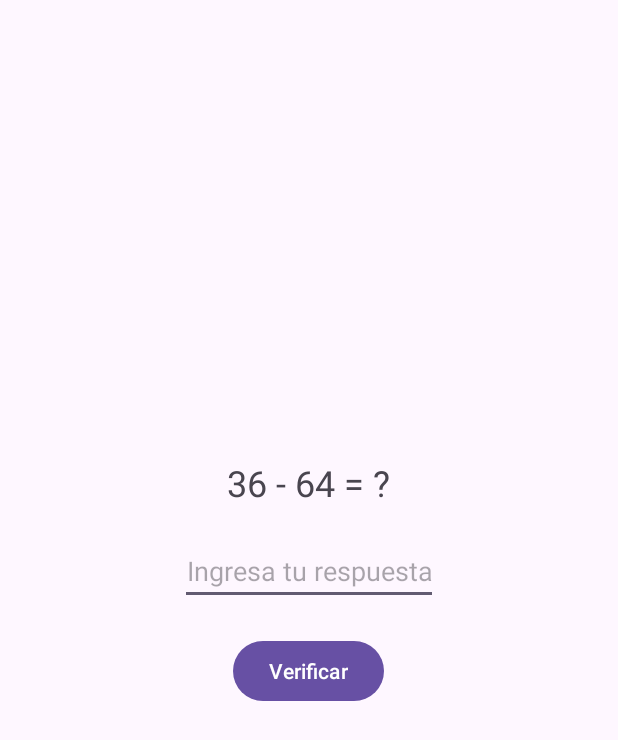
After one commit to Domica14/Panamatica-6, an Android app: the Resta screen opened directly, with no data from a screen before it, on a phone screen of 412 x 824 dp. The commit adds this screen. Shown: the top 740 px of the screen. Run offline under Robolectric (Android 15) with nearby library versions, the phone set to English and light mode, and no system bars.

Commit message:
Se ha agregado la pestaña de selección de lección, en la cual se tienen dos temas por el momento. Ademas, se ha logrado implementar el codigo que permite la generacion automatica de las sumas en ambas dificultades y la resta, en ambas dificultades también.

```diff
--- a/app/src/main/java/com/example/matematica/MainActivity.java
+++ b/app/src/main/java/com/example/matematica/MainActivity.java
@@ -23,6 +23,7 @@ public class MainActivity extends AppCompatActivity {
         btnEmpezar.setOnClickListener(new View.OnClickListener() {
             @Override
             public void onClick(View v) {
+
                 fade();           //Llamado al metodo de la transicion
             }
         });
--- /dev/null
+++ b/app/src/main/java/com/example/matematica/Resta.java
@@ -0,0 +1,56 @@
+package com.example.matematica;
+import androidx.appcompat.app.AppCompatActivity;
+import android.os.Bundle;
+import android.view.View;
+import android.widget.Button;
+import android.widget.TextView;
+import java.util.Random;
+
+public class Resta extends AppCompatActivity {
+
+    private TextView txtPregunta, txtResultado, Respuesta;
+    private Button btnVerificar;
+    private int respuestaCorrecta;
+
+    @Override
+    protected void onCreate(Bundle savedInstanceState) {
+        super.onCreate(savedInstanceState);
+        setContentView(R.layout.activity_resta);
+
+        txtPregunta = findViewById(R.id.txtPregunta);
+        txtResultado = findViewById(R.id.txtResultado);
+        Respuesta = findViewById(R.id.Respuesta);
+        btnVerificar = findViewById(R.id.btnVerificar);
+
+        generarOperacion();
+
+        btnVerificar.setOnClickListener(new View.OnClickListener() {
+            @Override
+            public void onClick(View v) {
+                verificarRespuesta();
+            }
+        });
+    }
+
+    //Generacion de numeros aleatorios para los problemas
+    private void generarOperacion() {
+        Random random = new Random();
+        int numero1 = random.nextInt(100);
+        int numero2 = random.nextInt(100);
+        respuestaCorrecta = numero1 - numero2;
+
+        txtPregunta.setText(numero1 + " - " + numero2 + " = ?");
+    }
+
+    private void verificarRespuesta() {
+        String respuestaStr = Respuesta.getText().toString().trim();
+        if (!respuestaStr.isEmpty()) {
+            int respuestaUsuario = Integer.parseInt(respuestaStr);
+            if (respuestaUsuario == respuestaCorrecta) {
+                txtResultado.setText("¡Correcto!");
+            } else {
+                txtResultado.setText("Incorrecto. La respuesta correcta es " + respuestaCorrecta);
+            }
+        }
+    }
+}
--- /dev/null
+++ b/app/src/main/res/layout/activity_resta.xml
@@ -0,0 +1,46 @@
+<?xml version="1.0" encoding="utf-8"?>
+<LinearLayout xmlns:android="http://schemas.android.com/apk/res/android"
+              xmlns:tools="http://schemas.android.com/tools"
+              android:layout_width="match_parent"
+              android:layout_height="match_parent"
+              android:orientation="vertical"
+              android:gravity="center"
+              android:padding="16dp"
+              tools:context=".Resta">
+
+    <TextView
+            android:id="@+id/txtPregunta"
+            android:layout_width="wrap_content"
+            android:layout_height="wrap_content"
+            android:textSize="24sp"
+            android:text=""
+            android:layout_marginBottom="20dp"/>
+
+    <EditText
+            android:id="@+id/Respuesta"
+            android:layout_width="wrap_content"
+            android:layout_height="wrap_content"
+            android:hint="Ingresa tu respuesta"
+            android:textAlignment="center"
+            android:inputType="numberSigned"
+            android:layout_marginBottom="20dp"/>
+
+    <Button
+            android:id="@+id/btnVerificar"
+            android:layout_width="wrap_content"
+            android:layout_height="wrap_content"
+            android:text="Verificar" />
+
+    <View
+            android:id="@+id/view"
+            android:layout_width="185dp"
+            android:layout_height="28dp" />
+
+    <TextView
+            android:id="@+id/txtResultado"
+            android:layout_width="match_parent"
+            android:layout_height="wrap_content"
+            android:gravity="center"
+            android:text="" />
+
+</LinearLayout>
```
Also changed, not shown: app/src/main/AndroidManifest.xml (+12 -0 lines), app/src/main/java/com/example/matematica/RestaEZ.java (added, +82 -0 lines), app/src/main/java/com/example/matematica/Suma.java (added, +57 -0 lines), app/src/main/java/com/example/matematica/SumaEZ.java (added, +82 -0 lines), app/src/main/res/layout/activity_lecciones.xml (+29 -1 lines), app/src/main/res/layout/activity_resta_ez.xml (added, +61 -0 lines), app/src/main/res/layout/activity_suma.xml (added, +46 -0 lines), app/src/main/res/layout/activity_suma_ez.xml (added, +61 -0 lines), app/src/main/res/drawable/multdiv.png (added), app/src/main/res/drawable/sumaresta.png (added).
